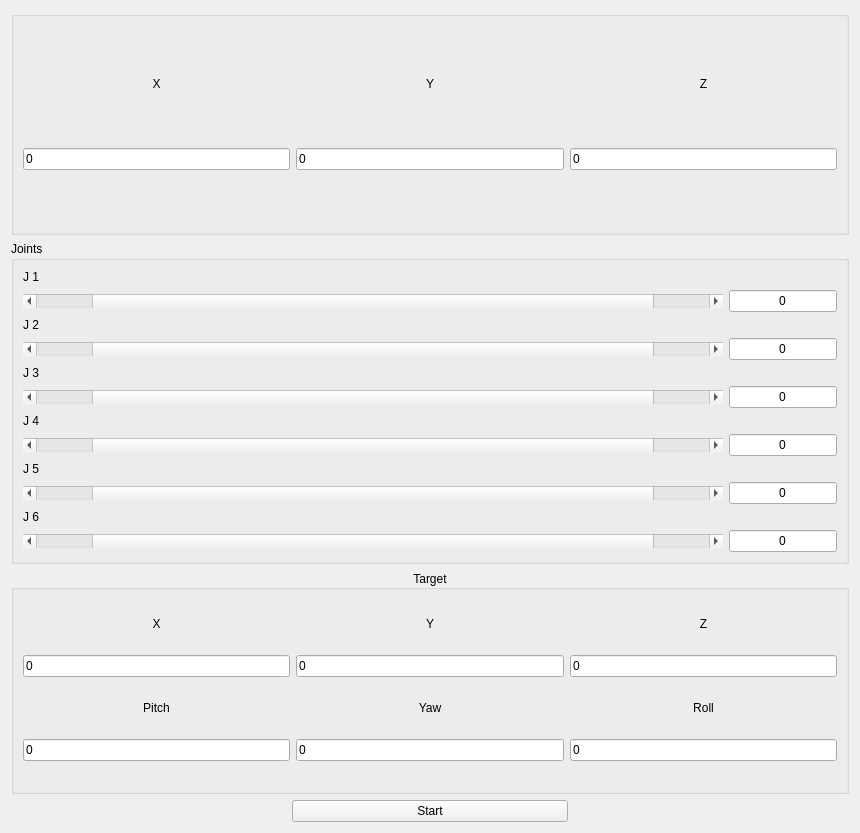
Alex20129/robot_gles, file controlswidget.ui: the form before one commit.
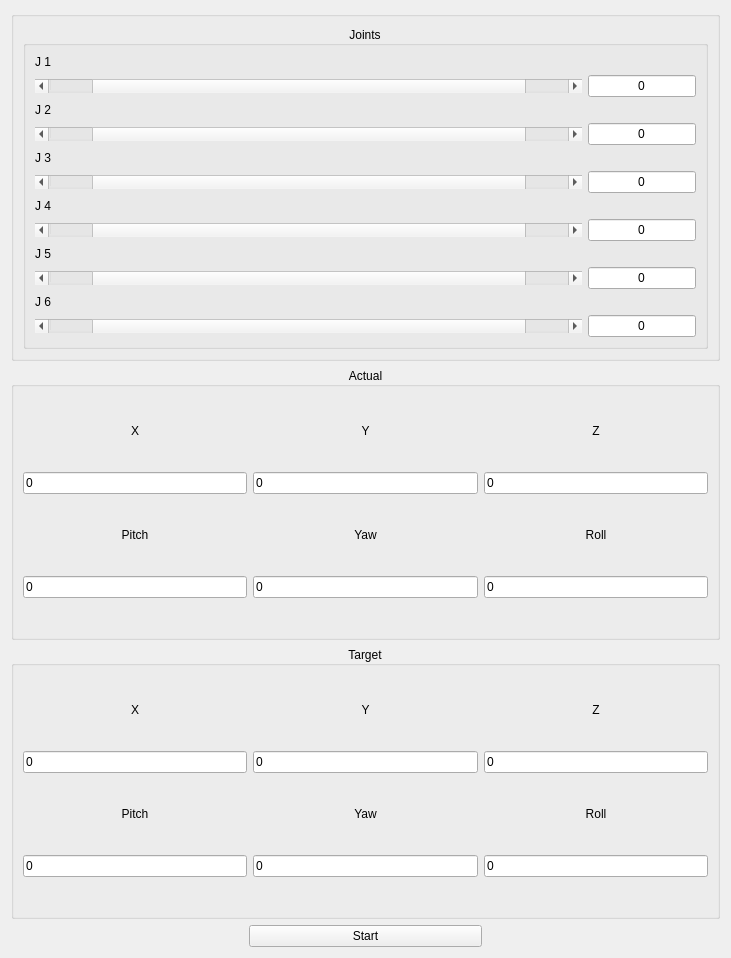
The form after the commit.

The edit to the form file:
```diff
--- a/controlswidget.ui
+++ b/controlswidget.ui
@@ -9,164 +9,14 @@
    <rect>
     <x>0</x>
     <y>0</y>
-    <width>860</width>
-    <height>833</height>
+    <width>731</width>
+    <height>958</height>
    </rect>
   </property>
   <property name="windowTitle">
    <string>Controls</string>
   </property>
   <layout class="QGridLayout" name="gridLayout">
-   <item row="5" column="0" colspan="3">
-    <widget class="QGroupBox" name="groupBox_2">
-     <property name="title">
-      <string>Target</string>
-     </property>
-     <property name="alignment">
-      <set>Qt::AlignCenter</set>
-     </property>
-     <layout class="QGridLayout" name="gridLayout_2">
-      <item row="0" column="3">
-       <widget class="QLabel" name="label_10">
-        <property name="sizePolicy">
-         <sizepolicy hsizetype="Preferred" vsizetype="Fixed">
-          <horstretch>0</horstretch>
-          <verstretch>0</verstretch>
-         </sizepolicy>
-        </property>
-        <property name="text">
-         <string>Y</string>
-        </property>
-        <property name="alignment">
-         <set>Qt::AlignCenter</set>
-        </property>
-       </widget>
-      </item>
-      <item row="3" column="5">
-       <widget class="QLineEdit" name="lineEdit_target_roll">
-        <property name="text">
-         <string>0</string>
-        </property>
-       </widget>
-      </item>
-      <item row="1" column="3">
-       <widget class="QLineEdit" name="lineEdit_target_y">
-        <property name="text">
-         <string>0</string>
-        </property>
-       </widget>
-      </item>
-      <item row="0" column="5">
-       <widget class="QLabel" name="label_11">
-        <property name="sizePolicy">
-         <sizepolicy hsizetype="Preferred" vsizetype="Fixed">
-          <horstretch>0</horstretch>
-          <verstretch>0</verstretch>
-         </sizepolicy>
-        </property>
-        <property name="text">
-         <string>Z</string>
-        </property>
-        <property name="alignment">
-         <set>Qt::AlignCenter</set>
-        </property>
-       </widget>
-      </item>
-      <item row="3" column="3">
-       <widget class="QLineEdit" name="lineEdit_target_yaw">
-        <property name="text">
-         <string>0</string>
-        </property>
-       </widget>
-      </item>
-      <item row="1" column="5">
-       <widget class="QLineEdit" name="lineEdit_target_z">
-        <property name="text">
-         <string>0</string>
-        </property>
-       </widget>
-      </item>
-      <item row="0" column="1">
-       <widget class="QLabel" name="label_9">
-        <property name="sizePolicy">
-         <sizepolicy hsizetype="Preferred" vsizetype="Fixed">
-          <horstretch>0</horstretch>
-          <verstretch>0</verstretch>
-         </sizepolicy>
-        </property>
-        <property name="text">
-         <string>X</string>
-        </property>
-        <property name="alignment">
-         <set>Qt::AlignCenter</set>
-        </property>
-       </widget>
-      </item>
-      <item row="3" column="1">
-       <widget class="QLineEdit" name="lineEdit_target_pitch">
-        <property name="text">
-         <string>0</string>
-        </property>
-       </widget>
-      </item>
-      <item row="1" column="1">
-       <widget class="QLineEdit" name="lineEdit_target_x">
-        <property name="text">
-         <string>0</string>
-        </property>
-       </widget>
-      </item>
-      <item row="2" column="1">
-       <widget class="QLabel" name="label_12">
-        <property name="sizePolicy">
-         <sizepolicy hsizetype="Preferred" vsizetype="Fixed">
-          <horstretch>0</horstretch>
-          <verstretch>0</verstretch>
-         </sizepolicy>
-        </property>
-        <property name="text">
-         <string>Pitch</string>
-        </property>
-        <property name="alignment">
-         <set>Qt::AlignCenter</set>
-        </property>
-       </widget>
-      </item>
-      <item row="2" column="3">
-       <widget class="QLabel" name="label_13">
-        <property name="sizePolicy">
-         <sizepolicy hsizetype="Preferred" vsizetype="Fixed">
-          <horstretch>0</horstretch>
-          <verstretch>0</verstretch>
-         </sizepolicy>
-        </property>
-        <property name="text">
-         <string>Yaw</string>
-        </property>
-        <property name="alignment">
-         <set>Qt::AlignCenter</set>
-        </property>
-       </widget>
-      </item>
-      <item row="2" column="5">
-       <widget class="QLabel" name="label_14">
-        <property name="sizePolicy">
-         <sizepolicy hsizetype="Preferred" vsizetype="Fixed">
-          <horstretch>0</horstretch>
-          <verstretch>0</verstretch>
-         </sizepolicy>
-        </property>
-        <property name="text">
-         <string>Roll</string>
-        </property>
-        <property name="alignment">
-         <set>Qt::AlignCenter</set>
-        </property>
-       </widget>
-      </item>
-     </layout>
-    </widget>
-   </item>
    <item row="0" column="0" colspan="3">
     <widget class="QGroupBox" name="groupBox_3">
      <property name="title">
@@ -176,99 +26,14 @@
       <set>Qt::AlignCenter</set>
      </property>
      <layout class="QGridLayout" name="gridLayout_3">
-      <item row="1" column="2">
-       <widget class="QLineEdit" name="lineEdit_current_z">
-        <property name="text">
-         <string>0</string>
-        </property>
-        <property name="readOnly">
-         <bool>true</bool>
-        </property>
-       </widget>
-      </item>
-      <item row="1" column="1">
-       <widget class="QLineEdit" name="lineEdit_current_y">
-        <property name="text">
-         <string>0</string>
-        </property>
-        <property name="readOnly">
-         <bool>true</bool>
-        </property>
-       </widget>
-      </item>
-      <item row="0" column="2">
-       <widget class="QLabel" name="label_8">
-        <property name="sizePolicy">
-         <sizepolicy hsizetype="Preferred" vsizetype="Fixed">
-          <horstretch>0</horstretch>
-          <verstretch>0</verstretch>
-         </sizepolicy>
-        </property>
-        <property name="text">
-         <string>Z</string>
-        </property>
-        <property name="alignment">
-         <set>Qt::AlignCenter</set>
-        </property>
-       </widget>
-      </item>
-      <item row="0" column="0">
-       <widget class="QLabel" name="label">
-        <property name="sizePolicy">
-         <sizepolicy hsizetype="Preferred" vsizetype="Preferred">
-          <horstretch>0</horstretch>
-          <verstretch>0</verstretch>
-         </sizepolicy>
-        </property>
-        <property name="text">
-         <string>X</string>
-        </property>
-        <property name="alignment">
-         <set>Qt::AlignCenter</set>
-        </property>
-       </widget>
-      </item>
       <item row="0" column="1">
-       <widget class="QLabel" name="label_7">
-        <property name="sizePolicy">
-         <sizepolicy hsizetype="Preferred" vsizetype="Fixed">
-          <horstretch>0</horstretch>
-          <verstretch>0</verstretch>
-         </sizepolicy>
-        </property>
-        <property name="text">
-         <string>Y</string>
-        </property>
-        <property name="alignment">
-         <set>Qt::AlignCenter</set>
-        </property>
-       </widget>
-      </item>
-      <item row="1" column="0">
-       <widget class="QLineEdit" name="lineEdit_current_x">
-        <property name="text">
-         <string>0</string>
-        </property>
-        <property name="readOnly">
-         <bool>true</bool>
-        </property>
-       </widget>
-      </item>
-     </layout>
-    </widget>
-   </item>
-   <item row="6" column="1">
-    <widget class="QPushButton" name="pushButton_start_animation">
-     <property name="text">
-      <string>Start</string>
-     </property>
-    </widget>
-   </item>
-   <item row="1" column="0" colspan="3">
     <widget class="QGroupBox" name="groupBox">
      <property name="title">
       <string>Joints</string>
      </property>
+        <property name="alignment">
+         <set>Qt::AlignCenter</set>
+        </property>
      <layout class="QGridLayout" name="gridLayout_4">
       <item row="3" column="0">
        <widget class="QScrollBar" name="horizontalScrollBar_J1">
@@ -541,6 +306,334 @@
        </widget>
       </item>
      </layout>
+       </widget>
+      </item>
+     </layout>
+    </widget>
+   </item>
+   <item row="1" column="0" colspan="3">
+    <widget class="QGroupBox" name="groupBox_4">
+     <property name="title">
+      <string>Actual</string>
+     </property>
+     <property name="alignment">
+      <set>Qt::AlignCenter</set>
+     </property>
+     <layout class="QGridLayout" name="gridLayout_5">
+      <item row="2" column="2">
+       <widget class="QLineEdit" name="lineEdit_actual_z">
+        <property name="text">
+         <string>0</string>
+        </property>
+        <property name="readOnly">
+         <bool>true</bool>
+        </property>
+       </widget>
+      </item>
+      <item row="4" column="2">
+       <widget class="QLineEdit" name="lineEdit_actual_roll">
+        <property name="text">
+         <string>0</string>
+        </property>
+        <property name="readOnly">
+         <bool>true</bool>
+        </property>
+       </widget>
+      </item>
+      <item row="0" column="1">
+       <widget class="QLabel" name="label_7">
+        <property name="sizePolicy">
+         <sizepolicy hsizetype="Preferred" vsizetype="Fixed">
+          <horstretch>0</horstretch>
+          <verstretch>0</verstretch>
+         </sizepolicy>
+        </property>
+        <property name="text">
+         <string>Y</string>
+        </property>
+        <property name="alignment">
+         <set>Qt::AlignCenter</set>
+        </property>
+       </widget>
+      </item>
+      <item row="2" column="0">
+       <widget class="QLineEdit" name="lineEdit_actual_x">
+        <property name="text">
+         <string>0</string>
+        </property>
+        <property name="readOnly">
+         <bool>true</bool>
+        </property>
+       </widget>
+      </item>
+      <item row="0" column="2">
+       <widget class="QLabel" name="label_8">
+        <property name="sizePolicy">
+         <sizepolicy hsizetype="Preferred" vsizetype="Fixed">
+          <horstretch>0</horstretch>
+          <verstretch>0</verstretch>
+         </sizepolicy>
+        </property>
+        <property name="text">
+         <string>Z</string>
+        </property>
+        <property name="alignment">
+         <set>Qt::AlignCenter</set>
+        </property>
+       </widget>
+      </item>
+      <item row="4" column="1">
+       <widget class="QLineEdit" name="lineEdit_actual_yaw">
+        <property name="text">
+         <string>0</string>
+        </property>
+        <property name="readOnly">
+         <bool>true</bool>
+        </property>
+       </widget>
+      </item>
+      <item row="0" column="0">
+       <widget class="QLabel" name="label">
+        <property name="sizePolicy">
+         <sizepolicy hsizetype="Preferred" vsizetype="Preferred">
+          <horstretch>0</horstretch>
+          <verstretch>0</verstretch>
+         </sizepolicy>
+        </property>
+        <property name="text">
+         <string>X</string>
+        </property>
+        <property name="alignment">
+         <set>Qt::AlignCenter</set>
+        </property>
+       </widget>
+      </item>
+      <item row="2" column="1">
+       <widget class="QLineEdit" name="lineEdit_actual_y">
+        <property name="text">
+         <string>0</string>
+        </property>
+        <property name="readOnly">
+         <bool>true</bool>
+        </property>
+       </widget>
+      </item>
+      <item row="4" column="0">
+       <widget class="QLineEdit" name="lineEdit_actual_pitch">
+        <property name="text">
+         <string>0</string>
+        </property>
+        <property name="readOnly">
+         <bool>true</bool>
+        </property>
+       </widget>
+      </item>
+      <item row="3" column="0">
+       <widget class="QLabel" name="label_15">
+        <property name="sizePolicy">
+         <sizepolicy hsizetype="Preferred" vsizetype="Fixed">
+          <horstretch>0</horstretch>
+          <verstretch>0</verstretch>
+         </sizepolicy>
+        </property>
+        <property name="text">
+         <string>Pitch</string>
+        </property>
+        <property name="alignment">
+         <set>Qt::AlignCenter</set>
+        </property>
+       </widget>
+      </item>
+      <item row="3" column="1">
+       <widget class="QLabel" name="label_16">
+        <property name="sizePolicy">
+         <sizepolicy hsizetype="Preferred" vsizetype="Fixed">
+          <horstretch>0</horstretch>
+          <verstretch>0</verstretch>
+         </sizepolicy>
+        </property>
+        <property name="text">
+         <string>Yaw</string>
+        </property>
+        <property name="alignment">
+         <set>Qt::AlignCenter</set>
+        </property>
+       </widget>
+      </item>
+      <item row="3" column="2">
+       <widget class="QLabel" name="label_17">
+        <property name="sizePolicy">
+         <sizepolicy hsizetype="Preferred" vsizetype="Fixed">
+          <horstretch>0</horstretch>
+          <verstretch>0</verstretch>
+         </sizepolicy>
+        </property>
+        <property name="text">
+         <string>Roll</string>
+        </property>
+        <property name="alignment">
+         <set>Qt::AlignCenter</set>
+        </property>
+       </widget>
+      </item>
+     </layout>
+    </widget>
+   </item>
+   <item row="4" column="0" colspan="3">
+    <widget class="QGroupBox" name="groupBox_2">
+     <property name="title">
+      <string>Target</string>
+     </property>
+     <property name="alignment">
+      <set>Qt::AlignCenter</set>
+     </property>
+     <layout class="QGridLayout" name="gridLayout_2">
+      <item row="3" column="3">
+       <widget class="QLabel" name="label_13">
+        <property name="sizePolicy">
+         <sizepolicy hsizetype="Preferred" vsizetype="Fixed">
+          <horstretch>0</horstretch>
+          <verstretch>0</verstretch>
+         </sizepolicy>
+        </property>
+        <property name="text">
+         <string>Yaw</string>
+        </property>
+        <property name="alignment">
+         <set>Qt::AlignCenter</set>
+        </property>
+       </widget>
+      </item>
+      <item row="3" column="5">
+       <widget class="QLabel" name="label_14">
+        <property name="sizePolicy">
+         <sizepolicy hsizetype="Preferred" vsizetype="Fixed">
+          <horstretch>0</horstretch>
+          <verstretch>0</verstretch>
+         </sizepolicy>
+        </property>
+        <property name="text">
+         <string>Roll</string>
+        </property>
+        <property name="alignment">
+         <set>Qt::AlignCenter</set>
+        </property>
+       </widget>
+      </item>
+      <item row="1" column="1">
+       <widget class="QLineEdit" name="lineEdit_target_x">
+        <property name="text">
+         <string>0</string>
+        </property>
+       </widget>
+      </item>
+      <item row="0" column="5">
+       <widget class="QLabel" name="label_11">
+        <property name="sizePolicy">
+         <sizepolicy hsizetype="Preferred" vsizetype="Fixed">
+          <horstretch>0</horstretch>
+          <verstretch>0</verstretch>
+         </sizepolicy>
+        </property>
+        <property name="text">
+         <string>Z</string>
+        </property>
+        <property name="alignment">
+         <set>Qt::AlignCenter</set>
+        </property>
+       </widget>
+      </item>
+      <item row="1" column="3">
+       <widget class="QLineEdit" name="lineEdit_target_y">
+        <property name="text">
+         <string>0</string>
+        </property>
+       </widget>
+      </item>
+      <item row="1" column="5">
+       <widget class="QLineEdit" name="lineEdit_target_z">
+        <property name="text">
+         <string>0</string>
+        </property>
+       </widget>
+      </item>
+      <item row="0" column="3">
+       <widget class="QLabel" name="label_10">
+        <property name="sizePolicy">
+         <sizepolicy hsizetype="Preferred" vsizetype="Fixed">
+          <horstretch>0</horstretch>
+          <verstretch>0</verstretch>
+         </sizepolicy>
+        </property>
+        <property name="text">
+         <string>Y</string>
+        </property>
+        <property name="alignment">
+         <set>Qt::AlignCenter</set>
+        </property>
+       </widget>
+      </item>
+      <item row="4" column="1">
+       <widget class="QLineEdit" name="lineEdit_target_pitch">
+        <property name="text">
+         <string>0</string>
+        </property>
+       </widget>
+      </item>
+      <item row="0" column="1">
+       <widget class="QLabel" name="label_9">
+        <property name="sizePolicy">
+         <sizepolicy hsizetype="Preferred" vsizetype="Fixed">
+          <horstretch>0</horstretch>
+          <verstretch>0</verstretch>
+         </sizepolicy>
+        </property>
+        <property name="text">
+         <string>X</string>
+        </property>
+        <property name="alignment">
+         <set>Qt::AlignCenter</set>
+        </property>
+       </widget>
+      </item>
+      <item row="3" column="1">
+       <widget class="QLabel" name="label_12">
+        <property name="sizePolicy">
+         <sizepolicy hsizetype="Preferred" vsizetype="Fixed">
+          <horstretch>0</horstretch>
+          <verstretch>0</verstretch>
+         </sizepolicy>
+        </property>
+        <property name="text">
+         <string>Pitch</string>
+        </property>
+        <property name="alignment">
+         <set>Qt::AlignCenter</set>
+        </property>
+       </widget>
+      </item>
+      <item row="4" column="3">
+       <widget class="QLineEdit" name="lineEdit_target_yaw">
+        <property name="text">
+         <string>0</string>
+        </property>
+       </widget>
+      </item>
+      <item row="4" column="5">
+       <widget class="QLineEdit" name="lineEdit_target_roll">
+        <property name="text">
+         <string>0</string>
+        </property>
+       </widget>
+      </item>
+     </layout>
+    </widget>
+   </item>
+   <item row="5" column="1">
+    <widget class="QPushButton" name="pushButton_start_animation">
+     <property name="text">
+      <string>Start</string>
+     </property>
     </widget>
    </item>
   </layout>
```
Lines whose indentation alone changed are shown as unchanged.
